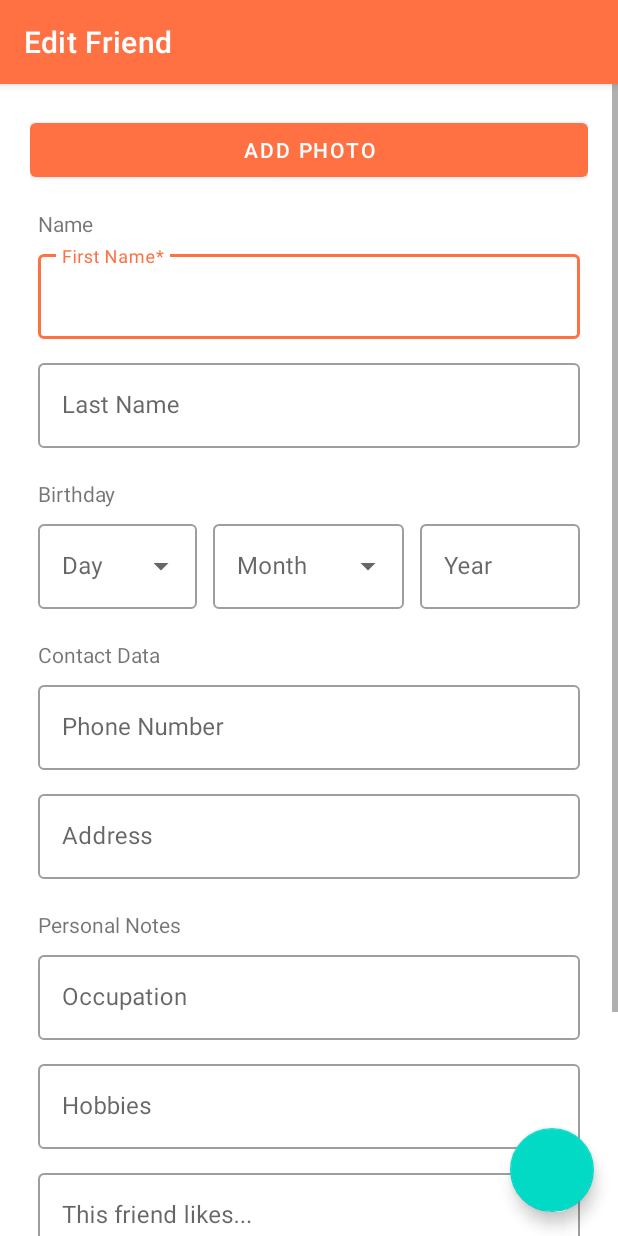
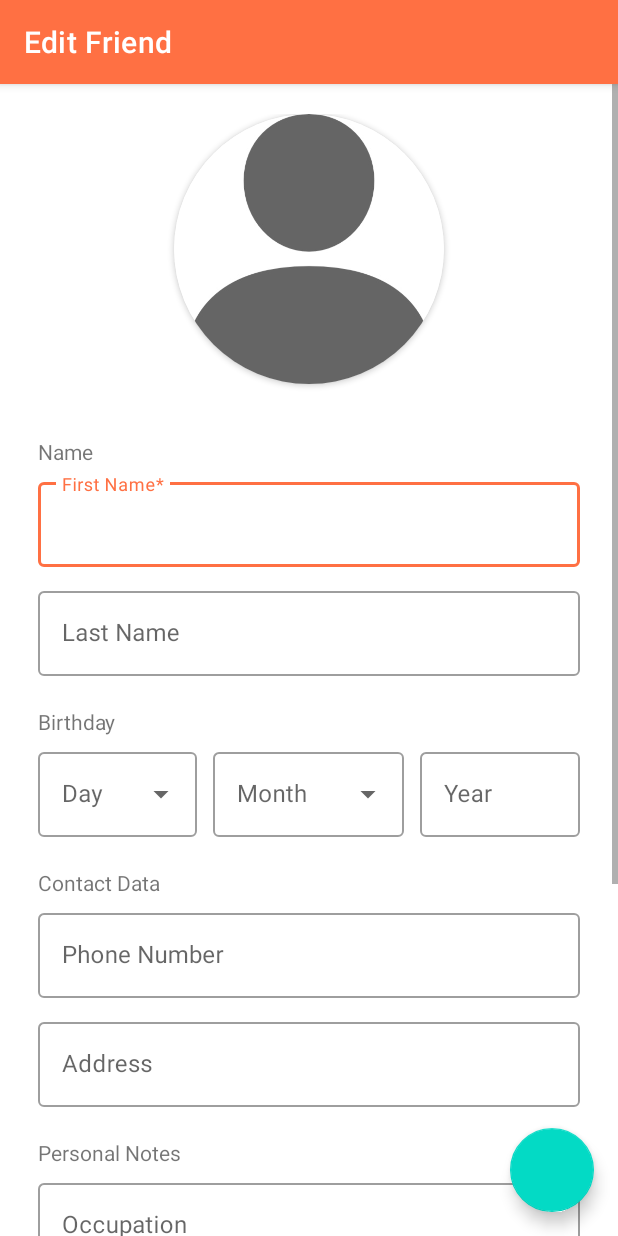
Before and after one commit to alexandrawaas/FriendlyNotes, an Android app: the EditFriendActivity screen opened directly, with no data from a screen before it, on a phone screen of 412 x 824 dp. Run offline under Robolectric (Android 15) with nearby library versions, the phone set to English and light mode, and no system bars; plain views replace ExpandableFab, ExpandableFabLayout.

Commit message:
Fixed Profile Pictures?

```diff
--- a/app/src/main/java/com/example/friendlynotes/EditFriendActivity.kt
+++ b/app/src/main/java/com/example/friendlynotes/EditFriendActivity.kt
@@ -10,6 +10,8 @@ import android.provider.MediaStore
 import android.widget.ArrayAdapter
 import android.widget.AutoCompleteTextView
 import androidx.appcompat.app.AppCompatActivity
+import androidx.core.content.res.ResourcesCompat
+import androidx.core.graphics.drawable.toBitmap
 import com.example.friendlynotes.databinding.ActivityEditFriendBinding
 import com.google.android.material.dialog.MaterialAlertDialogBuilder
 import com.google.gson.Gson
@@ -21,7 +23,7 @@ class EditFriendActivity : AppCompatActivity() {
     private lateinit var binding:ActivityEditFriendBinding
     private var currentBitmap:Bitmap? by Delegates.observable(null) {
         property, old, new ->
-        binding.imageView.setImageBitmap(new)
+        binding.imageViewPhotoProfile.setImageBitmap(new)
     }
 
     private var getContentLauncherEdit = registerForActivityResult(PickPhotoContract())
@@ -92,7 +94,7 @@ class EditFriendActivity : AppCompatActivity() {
         (binding.textfieldAddMonth.editText as? AutoCompleteTextView)?.setAdapter(monthAdapter)
 
 
-        binding.buttonAddPhoto.setOnClickListener {
+        binding.cardViewForImage.setOnClickListener {
             getContentLauncherEdit.launch(null)
         }
 
@@ -113,7 +115,7 @@ class EditFriendActivity : AppCompatActivity() {
                 val intent = Intent()
 
                 friend.photo=currentBitmap?.encodeBase64()
-
+                if (currentBitmap==null) currentBitmap = ResourcesCompat.getDrawable(resources, R.drawable.user, null)?.toBitmap()
                 friend.firstname = binding.textfieldAddFirstname.editText?.text.toString().trim()
                 friend.lastname = binding.textfieldAddLastname.editText?.text.toString().trim()
 
--- a/app/src/main/java/com/example/friendlynotes/MainActivity.kt
+++ b/app/src/main/java/com/example/friendlynotes/MainActivity.kt
@@ -35,6 +35,7 @@ class MainActivity : AppCompatActivity() {
         {
             repository.addFriend(result)
             adapter.updateRecyclerView()
+            println("updated rview")
 
             val gson = Gson()
             val intentRefresh: Intent =
--- a/app/src/main/java/com/example/friendlynotes/MainAdapter.kt
+++ b/app/src/main/java/com/example/friendlynotes/MainAdapter.kt
@@ -2,6 +2,7 @@ package com.example.friendlynotes
 
 import android.view.LayoutInflater
 import android.view.ViewGroup
+import androidx.core.content.res.ResourcesCompat
 import androidx.recyclerview.widget.RecyclerView
 
 class MainAdapter(val repository:Repository): RecyclerView.Adapter<ViewHolder>() {
@@ -23,6 +24,7 @@ class MainAdapter(val repository:Repository): RecyclerView.Adapter<ViewHolder>()
         holder.firstname.text = listFiltered.get(position).firstname
         holder.lastname.text = listFiltered.get(position).lastname
         val img = listFiltered.get(position).photo?.decodeBase64Image()
+        println(img.toString()+" hello")
         if (img != null) holder.profilePicture.setImageBitmap(img)
     }
 
--- a/app/src/main/res/layout/activity_edit_friend.xml
+++ b/app/src/main/res/layout/activity_edit_friend.xml
@@ -41,17 +41,27 @@
             android:orientation="vertical"
             android:padding="20dp">
 
-            <ImageView
-                android:id="@+id/imageView"
-                android:layout_width="match_parent"
-                android:layout_height="wrap_content"
-                tools:srcCompat="@tools:sample/avatars" />
+            <androidx.cardview.widget.CardView
+                android:id="@+id/cardViewForImage"
+                android:layout_width="180dp"
+                android:layout_height="180dp"
+                app:cardCornerRadius="180dp"
+                android:innerRadius="0dp"
+                android:layout_marginBottom="20dp"
+                android:layout_gravity="center_horizontal"
+                android:shape="ring"
+                android:clickable="true"
+                android:focusable="true">
 
-            <Button
-                android:id="@+id/buttonAddPhoto"
-                android:layout_width="match_parent"
-                android:layout_height="wrap_content"
-                android:text="Add Photo" />
+                <com.google.android.material.imageview.ShapeableImageView
+                    android:id="@+id/image_view_photo_profile"
+                    android:layout_width="180dp"
+                    android:layout_height="180dp"
+                    android:layout_gravity="center_horizontal"
+                    android:src="@drawable/user"
+                    />
+
+            </androidx.cardview.widget.CardView>
 
             <com.google.android.material.textview.MaterialTextView
                 android:id="@+id/labelName"
```
Also changed, not shown: 2 other files.
